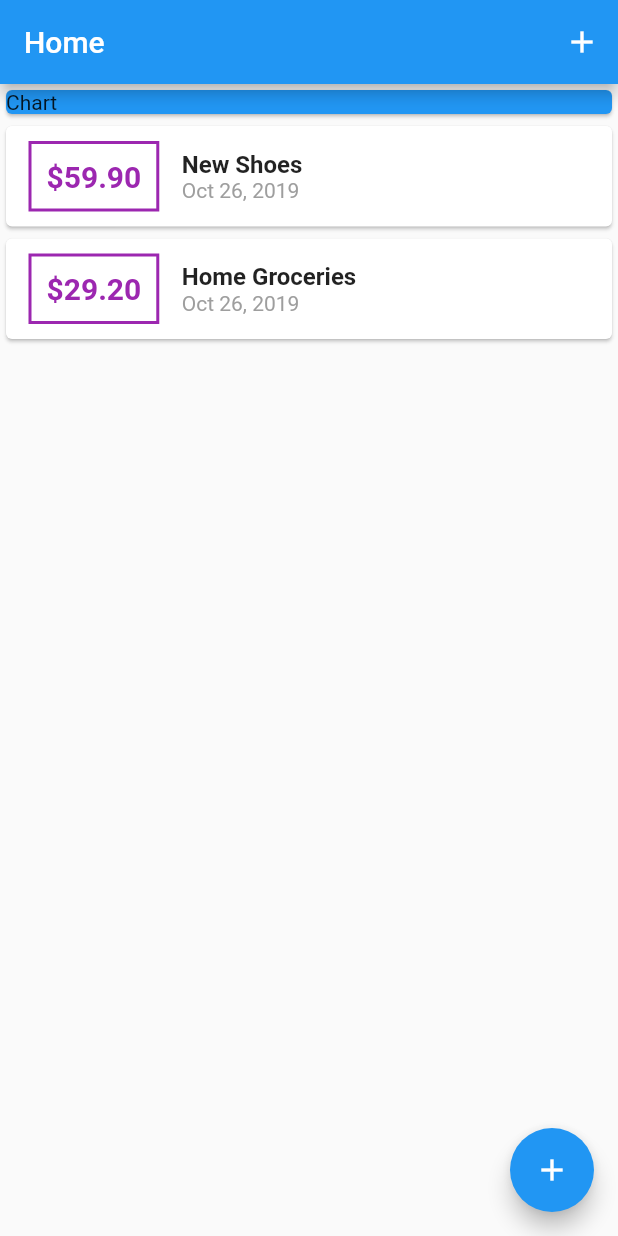
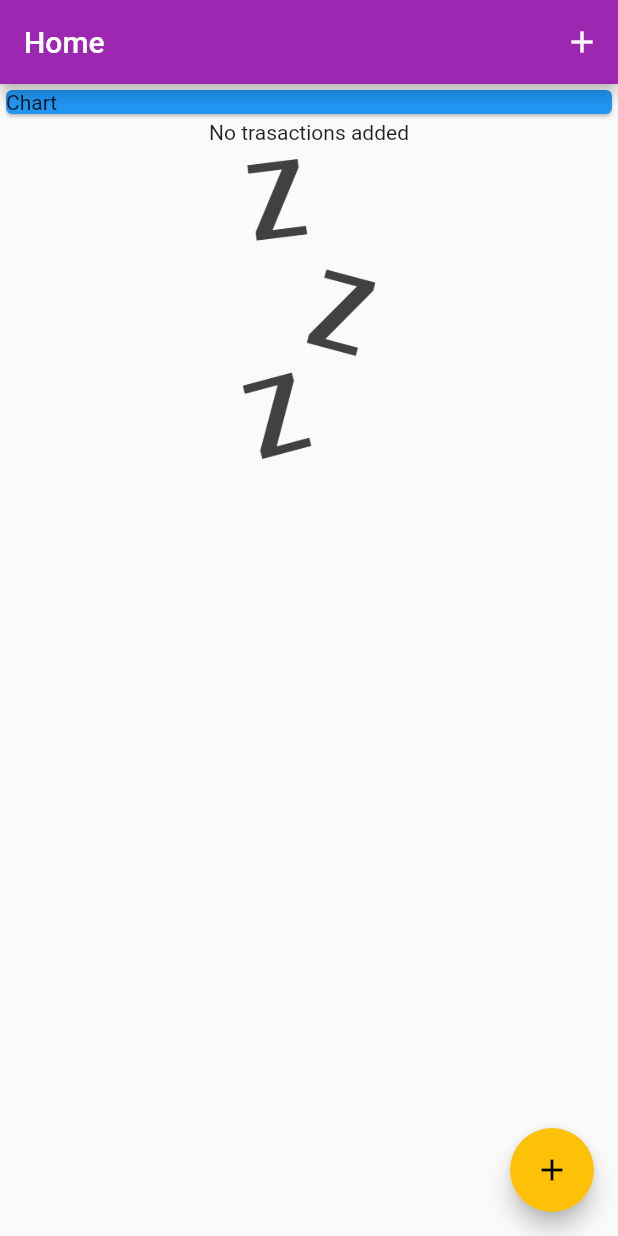
Before and after one commit to tanishq-malhotra/Expense-Tracker, a Flutter app: the screen it shows after launch, on a phone screen of 412 x 824 dp. Run offline on Flutter 3.47's test engine with Material 2 defaults, Android fonts, the phone set to English and light mode, and no system bars.

Commit message:
added image and message when there is no transaction

```diff
--- a/lib/main.dart
+++ b/lib/main.dart
@@ -10,6 +10,10 @@ class HomePage extends StatelessWidget {
   Widget build(BuildContext context) {
     return MaterialApp(
       title: 'Flutter App',
+      theme: ThemeData(
+        primarySwatch: Colors.purple,
+        accentColor: Colors.amber,
+      ),
       home: MyApp(),
     );
   }
@@ -22,18 +26,18 @@ class MyApp extends StatefulWidget {
 
 class _MyAppState extends State<MyApp> {
   List<Transaction> _userTransactions = [
-    Transaction(
-      id: 't1',
-      title: 'New Shoes',
-      amount: 59.9,
-      date: DateTime.now(),
-    ),
-    Transaction(
-      id: 't2',
-      title: 'Home Groceries',
-      amount: 29.2,
-      date: DateTime.now(),
-    )
+    // Transaction(
+    //   id: 't1',
+    //   title: 'New Shoes',
+    //   amount: 59.9,
+    //   date: DateTime.now(),
+    // ),
+    // Transaction(
+    //   id: 't2',
+    //   title: 'Home Groceries',
+    //   amount: 29.2,
+    //   date: DateTime.now(),
+    // )
   ];
 
   void _addNewTransaction(String txTitle, double txAmount) {
--- /dev/null
+++ b/lib/widgets/no_transaction.dart
@@ -0,0 +1,25 @@
+import 'package:flutter/material.dart';
+
+class NoTransaction extends StatelessWidget {
+  @override
+  Widget build(BuildContext context) {
+    return Container(
+      height: 200,
+      child: Column(
+        children: <Widget>[
+          Text("No trasactions added"),
+          SizedBox(
+            height: 10,
+          ),
+          Container(
+            height: 200,
+            child: Image.asset(
+              'assets/images/waiting.png',
+              fit: BoxFit.cover,
+            ),
+          ),
+        ],
+      ),
+    );
+  }
+}
--- a/lib/widgets/transaction_card.dart
+++ b/lib/widgets/transaction_card.dart
@@ -24,7 +24,7 @@ class TransactionCard extends StatelessWidget {
             ),
             decoration: BoxDecoration(
               border: Border.all(
-                color: Colors.purple,
+                color: Theme.of(context).primaryColor,
                 width: 2,
               ),
             ),
@@ -33,7 +33,7 @@ class TransactionCard extends StatelessWidget {
               '\$${amount.toStringAsFixed(2)}',
               style: TextStyle(
                 fontWeight: FontWeight.bold,
-                color: Colors.purple,
+                color: Theme.of(context).primaryColor,
                 fontSize: 20,
               ),
             ),
--- a/lib/widgets/transaction_list.dart
+++ b/lib/widgets/transaction_list.dart
@@ -1,6 +1,7 @@
 import 'package:flutter/material.dart';
 import '../models/transaction.dart';
 import './transaction_card.dart';
+import './no_transaction.dart';
 
 class TransactionList extends StatelessWidget {
   final List<Transaction> transaction;
@@ -9,7 +10,9 @@ class TransactionList extends StatelessWidget {
   Widget build(BuildContext context) {
     return Container(
       height: 400,
-      child: ListView.builder(
+      child: transaction.isEmpty
+          ? NoTransaction()
+          : ListView.builder(
               itemBuilder: (context, index) {
                 return TransactionCard(
                   amount: transaction[index].amount,
--- a/pubspec.yaml
+++ b/pubspec.yaml
@@ -39,8 +39,8 @@ flutter:
   # the material Icons class.
   uses-material-design: true
   # To add assets to your application, add an assets section, like this:
-  # assets:
-  #  - images/a_dot_burr.jpeg
+  assets:
+    - assets/images/waiting.png
   #  - images/a_dot_ham.jpeg
   # An image asset can refer to one or more resolution-specific "variants", see
   # https://flutter.dev/assets-and-images/#resolution-aware.
```
Also changed, not shown: assets/images/waiting.png (added). Lines whose indentation alone changed are shown as unchanged.
